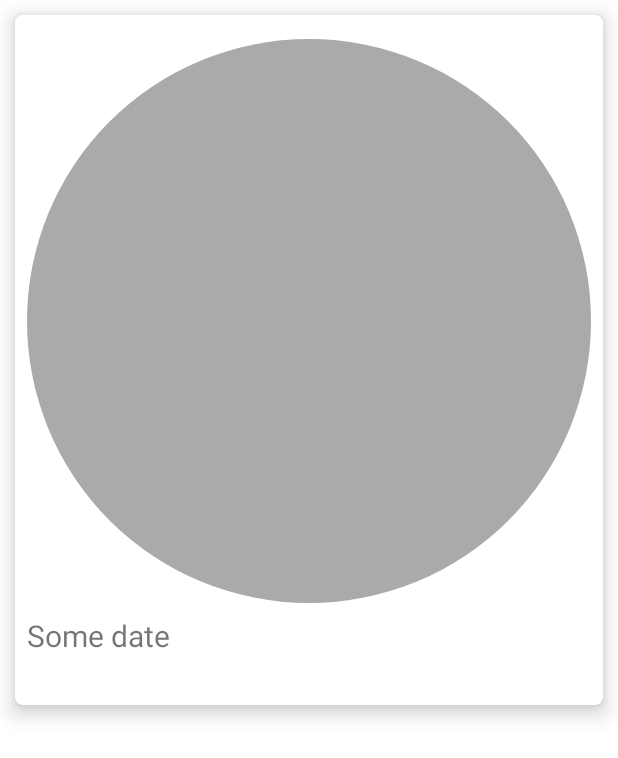
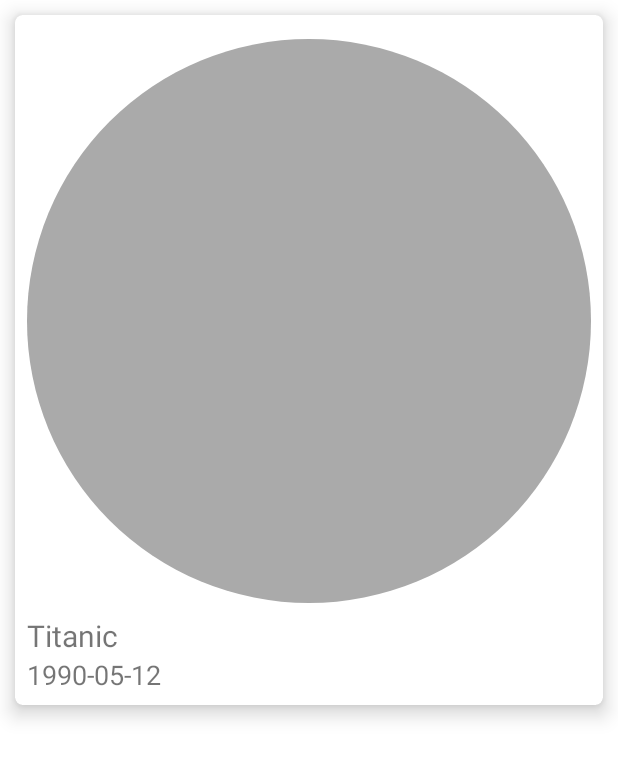
Before and after one commit to anjandebnath/BongoTalkies, an Android app: the layout grid_movie_list.xml on its own in the app's theme, with its tools: preview values and no code run, on a phone screen of 412 x 824 dp. Shown: the top 758 px of the screen. Run offline under Robolectric (Android 15) with nearby library versions, the phone set to English and light mode, and no system bars.

Commit message:
feat(layout): Constraintlayout include in the top movies list

```diff
--- a/app/src/main/res/layout/grid_movie_list.xml
+++ b/app/src/main/res/layout/grid_movie_list.xml
@@ -23,7 +23,6 @@
         android:layout_margin="10dp"
         app:cardElevation="8dp">
 
-        <!--        android:onClick="@{() -> clickListener.onClick(data)}"-->
         <androidx.constraintlayout.widget.ConstraintLayout
             android:padding="8dp"
             android:layout_width="match_parent"
@@ -60,15 +59,15 @@
                 app:layout_constraintHorizontal_bias="0.5"
                 app:layout_constraintStart_toStartOf="parent"
                 app:layout_constraintTop_toBottomOf="@+id/image"
-                tools:text="Some date" />
+                tools:text="Titanic" />
 
             <TextView
                 android:id="@+id/subtitle_text"
                 android:text="@{data.releaseDate}"
                 android:textSize="18sp"
-                android:layout_width="wrap_content"
+                android:layout_width="0dp"
                 android:layout_height="wrap_content"
-                android:layout_gravity="center|start"
+                android:layout_gravity="top|start"
                 android:layout_weight="1"
                 android:ellipsize="end"
                 android:maxLines="5"
@@ -76,7 +75,8 @@
                 app:layout_constraintEnd_toEndOf="parent"
                 app:layout_constraintHorizontal_bias="0.5"
                 app:layout_constraintStart_toStartOf="parent"
-                app:layout_constraintTop_toBottomOf="@+id/text" />
+                app:layout_constraintTop_toBottomOf="@+id/text"
+                tools:text="1990-05-12"/>
 
 
         </androidx.constraintlayout.widget.ConstraintLayout>
```
